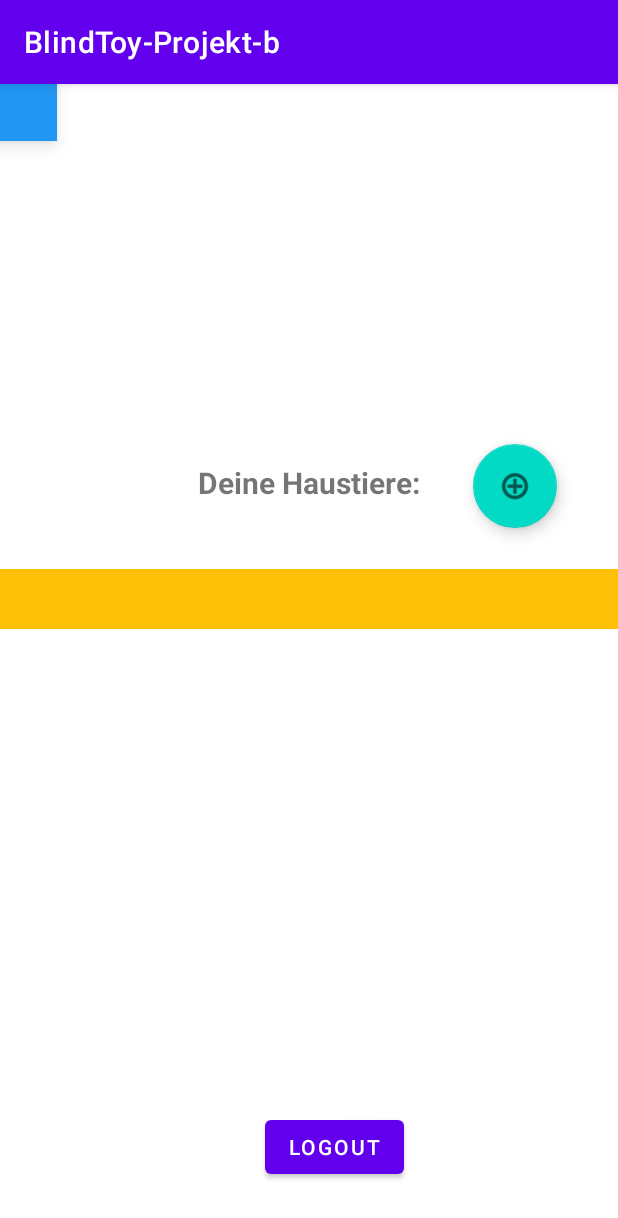
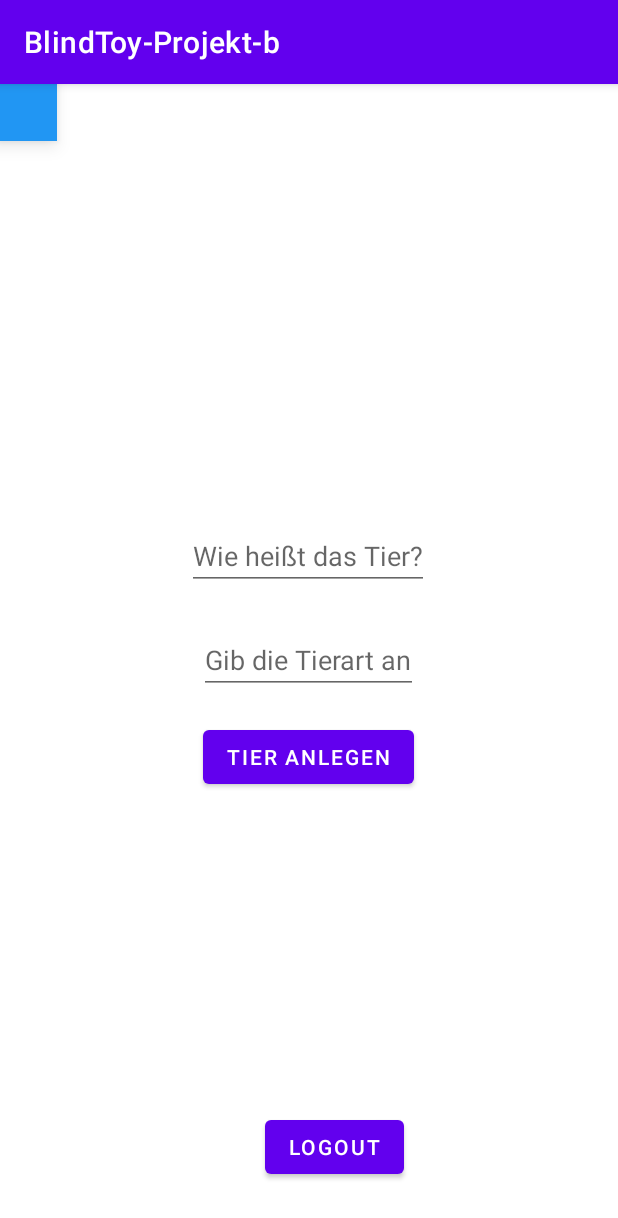
Before and after one commit to running-Rigo/BlindToy-Project-App, an Android app: the InternalMainActivity screen opened directly, with no data from a screen before it, after a tap on an icon or button, on a phone screen of 412 x 824 dp. Shown: the top 1218 px of the screen. Run offline under Robolectric (Android 15) with nearby library versions, the phone set to English and light mode, and no system bars.

Commit message:
startet to work on addPet functionality

```diff
--- a/app/src/main/java/com/example/blindtoy_projekt_b/Repositories/GeneralUserRepository.java
+++ b/app/src/main/java/com/example/blindtoy_projekt_b/Repositories/GeneralUserRepository.java
@@ -60,7 +60,6 @@ public class GeneralUserRepository {
         //At appstart when userrepo is instantiated:
         checkForKnownUser();
     }
-
 
     //Get Instance Method
     public static GeneralUserRepository getInstance(Application application){
@@ -324,4 +323,12 @@ public class GeneralUserRepository {
         }
     }
     //endregion
+//region NewPet
+    public void saveNewPet(String name, String species){
+        Log.d(TAG,"Pet  will be saved!");
+        //Method savePetExternal();
+        //onSuccess-> Method savePetToRooms();
+        setAsyncStatusUpdate("newPetSuccessful");
+    }
+//endregion
 }
--- /dev/null
+++ b/app/src/main/java/com/example/blindtoy_projekt_b/ViewModels/Internal/AddPetViewModel.java
@@ -0,0 +1,24 @@
+package com.example.blindtoy_projekt_b.ViewModels.Internal;
+
+import android.app.Application;
+import android.util.Log;
+
+import androidx.annotation.NonNull;
+import androidx.lifecycle.AndroidViewModel;
+
+import com.example.blindtoy_projekt_b.Data.LocalRoomsData.Pet;
+import com.example.blindtoy_projekt_b.Repositories.GeneralUserRepository;
+
+public class AddPetViewModel extends AndroidViewModel {
+    private static final String TAG = "AddPetViewModel";
+    private GeneralUserRepository userRepository;
+
+    public AddPetViewModel(@NonNull Application application) {
+        super(application);
+        userRepository = GeneralUserRepository.getInstance(application);
+    }
+
+    public void createPet(String name, String species){
+        userRepository.saveNewPet(name,species);
+    }
+}
--- a/app/src/main/java/com/example/blindtoy_projekt_b/ViewModels/Internal/InternalSharedViewModel.java
+++ b/app/src/main/java/com/example/blindtoy_projekt_b/ViewModels/Internal/InternalSharedViewModel.java
@@ -50,6 +50,10 @@ public class InternalSharedViewModel extends AndroidViewModel {
         userRepository.logoutUser();
     }
 
+    public void chooseAddPet(){
+        setNextFragmentDecision("AddPetFragment");
+    }
+
 
     private void setNextFragmentDecision(String nextUIChoice) {
         nextUI.setValue(nextUIChoice);
--- /dev/null
+++ b/app/src/main/java/com/example/blindtoy_projekt_b/Views/Internal/AddPetFragment.java
@@ -0,0 +1,57 @@
+package com.example.blindtoy_projekt_b.Views.Internal;
+
+import android.os.Bundle;
+
+import androidx.fragment.app.Fragment;
+import androidx.lifecycle.ViewModelProvider;
+
+import android.util.Log;
+import android.view.LayoutInflater;
+import android.view.View;
+import android.view.ViewGroup;
+import android.widget.Button;
+import android.widget.EditText;
+
+import com.example.blindtoy_projekt_b.R;
+import com.example.blindtoy_projekt_b.ViewModels.Internal.AddPetViewModel;
+import com.example.blindtoy_projekt_b.ViewModels.Internal.InternalSharedViewModel;
+
+public class AddPetFragment extends Fragment {
+    private static final String TAG = "NewPetFragment";
+    private EditText petName, petSpecies;
+    private Button submitPetButton;
+    private View view;
+    private InternalSharedViewModel internalSharedViewModel;
+    private AddPetViewModel addPetViewmodel;
+
+    public AddPetFragment() {
+        // Required empty public constructor
+    }
+    @Override
+    public View onCreateView(LayoutInflater inflater, ViewGroup container,
+                             Bundle savedInstanceState) {
+        // Inflate the layout for this fragment
+        view =  inflater.inflate(R.layout.fragment_add_pet, container, false);
+        internalSharedViewModel = new ViewModelProvider(requireActivity()).get(InternalSharedViewModel.class);
+        // The ViewModel is scoped to `this` Fragment
+        addPetViewmodel = new ViewModelProvider(this).get(AddPetViewModel.class);
+        initViews();
+        Log.d(TAG,"geöffnet!");
+        return view;
+    }
+
+    private void initViews(){
+        petName = view.findViewById(R.id.pet_name);
+        petSpecies = view.findViewById(R.id.pet_species);
+        submitPetButton = view.findViewById(R.id.add_pet_now);
+
+        submitPetButton.setOnClickListener(new View.OnClickListener() {
+            @Override
+            public void onClick(View view) {
+                String enteredPetName = petName.getText().toString();
+                String enteredPetSpecies = petSpecies.getText().toString();
+                addPetViewmodel.createPet(enteredPetName,enteredPetSpecies);
+            }
+        });
+    }
+}
--- a/app/src/main/java/com/example/blindtoy_projekt_b/Views/Internal/InternalMainActivity.java
+++ b/app/src/main/java/com/example/blindtoy_projekt_b/Views/Internal/InternalMainActivity.java
@@ -61,7 +61,16 @@ public class InternalMainActivity extends AppCompatActivity {
                     //render LoginFragment
                     FragmentManager fragmentManager = getSupportFragmentManager();
                     fragmentManager.beginTransaction()
-                            .replace(R.id.fragment_container_view, LoginFragment.class, null)
+                            .replace(R.id.internal_fragment_container_view, PetsListFragment.class, null)
+                            .setReorderingAllowed(true)
+                            .addToBackStack("name") // name can be null
+                            .commit();
+                }
+                else if(nextUI.equals("AddPetFragment")){
+                    //render LoginFragment
+                    FragmentManager fragmentManager = getSupportFragmentManager();
+                    fragmentManager.beginTransaction()
+                            .replace(R.id.internal_fragment_container_view, AddPetFragment.class, null)
                             .setReorderingAllowed(true)
                             .addToBackStack("name") // name can be null
                             .commit();
--- a/app/src/main/java/com/example/blindtoy_projekt_b/Views/Internal/PetsListFragment.java
+++ b/app/src/main/java/com/example/blindtoy_projekt_b/Views/Internal/PetsListFragment.java
@@ -3,6 +3,7 @@ package com.example.blindtoy_projekt_b.Views.Internal;
 import android.os.Bundle;
 
 import androidx.fragment.app.Fragment;
+import androidx.fragment.app.FragmentManager;
 import androidx.lifecycle.Observer;
 import androidx.lifecycle.ViewModelProvider;
 
@@ -17,6 +18,7 @@ import com.example.blindtoy_projekt_b.Data.LocalRoomsData.Pet;
 import com.example.blindtoy_projekt_b.R;
 import com.example.blindtoy_projekt_b.ViewModels.Internal.InternalSharedViewModel;
 import com.example.blindtoy_projekt_b.ViewModels.Internal.PetsListViewModel;
+import com.example.blindtoy_projekt_b.Views.Login.RegistrationFragment;
 import com.google.android.material.floatingactionbutton.FloatingActionButton;
 
 import java.util.ArrayList;
@@ -54,10 +56,10 @@ public class PetsListFragment extends Fragment {
     private void initViews(){
         addPetButton = view.findViewById(R.id.addPetButton);
         addPetButton.setOnClickListener(new View.OnClickListener() {
+
             @Override
             public void onClick(View view) {
-                Log.d(TAG,"Clicked addPet");
-                //internalSharedViewModel.addPet();
+                internalSharedViewModel.chooseAddPet();
             }
         });
         listView = view.findViewById(R.id.petsListView);
@@ -76,6 +78,9 @@ public class PetsListFragment extends Fragment {
                         petsToRender.add(petDescription);
                     }
                 }
+                else{
+                    petsToRender.add("Lege dein erstes Haustier an!");
+                }
             }
         });
     }
--- a/app/src/main/res/layout/activity_internal_main.xml
+++ b/app/src/main/res/layout/activity_internal_main.xml
@@ -7,7 +7,7 @@
     tools:context=".Views.Internal.InternalMainActivity">
 
     <androidx.fragment.app.FragmentContainerView
-        android:id="@+id/fragment_container_view"
+        android:id="@+id/internal_fragment_container_view"
         android:name="com.example.blindtoy_projekt_b.Views.Internal.PetsListFragment"
         android:layout_width="match_parent"
         android:layout_height="match_parent"
@@ -35,7 +35,7 @@
         app:layout_constraintEnd_toEndOf="parent"
         app:layout_constraintHorizontal_bias="0.553"
         app:layout_constraintStart_toStartOf="parent"
-        app:layout_constraintTop_toBottomOf="@+id/fragment_container_view"
+        app:layout_constraintTop_toBottomOf="@+id/internal_fragment_container_view"
         app:layout_constraintVertical_bias="0.326" />
 
 
--- /dev/null
+++ b/app/src/main/res/layout/fragment_add_pet.xml
@@ -0,0 +1,55 @@
+<?xml version="1.0" encoding="utf-8"?>
+<androidx.constraintlayout.widget.ConstraintLayout xmlns:android="http://schemas.android.com/apk/res/android"
+    xmlns:app="http://schemas.android.com/apk/res-auto"
+    xmlns:tools="http://schemas.android.com/tools"
+    android:id="@+id/container"
+    android:layout_width="match_parent"
+    android:layout_height="match_parent"
+    tools:context=".Views.Internal.InternalMainActivity">
+    <EditText
+        android:id="@+id/pet_name"
+        android:layout_width="wrap_content"
+        android:layout_height="wrap_content"
+        android:layout_marginStart="24dp"
+        android:layout_marginTop="192dp"
+        android:layout_marginEnd="24dp"
+        android:hint="Wie heißt das Tier?"
+        android:inputType="text"
+        android:selectAllOnFocus="true"
+        app:layout_constraintEnd_toEndOf="parent"
+        app:layout_constraintHorizontal_bias="0.497"
+        app:layout_constraintStart_toStartOf="parent"
+        app:layout_constraintTop_toTopOf="parent" />
+
+    <EditText
+        android:id="@+id/pet_species"
+        android:layout_width="wrap_content"
+        android:layout_height="wrap_content"
+        android:layout_marginStart="24dp"
+        android:layout_marginTop="24dp"
+        android:layout_marginEnd="24dp"
+        android:hint="Gib die Tierart an"
+        android:inputType="text"
+        android:selectAllOnFocus="true"
+        app:layout_constraintEnd_toEndOf="parent"
+        app:layout_constraintHorizontal_bias="0.497"
+        app:layout_constraintStart_toStartOf="parent"
+        app:layout_constraintTop_toBottomOf="@+id/pet_name" />
+
+    <Button
+        android:id="@+id/add_pet_now"
+        android:layout_width="wrap_content"
+        android:layout_height="wrap_content"
+        android:layout_gravity="start"
+        android:layout_marginStart="48dp"
+        android:layout_marginTop="16dp"
+        android:layout_marginEnd="48dp"
+        android:layout_marginBottom="64dp"
+        android:text="Tier anlegen"
+        app:layout_constraintBottom_toBottomOf="parent"
+        app:layout_constraintEnd_toEndOf="parent"
+        app:layout_constraintHorizontal_bias="0.497"
+        app:layout_constraintStart_toStartOf="parent"
+        app:layout_constraintTop_toBottomOf="@+id/pet_species"
+        app:layout_constraintVertical_bias="0.015" />
+</androidx.constraintlayout.widget.ConstraintLayout>
```
